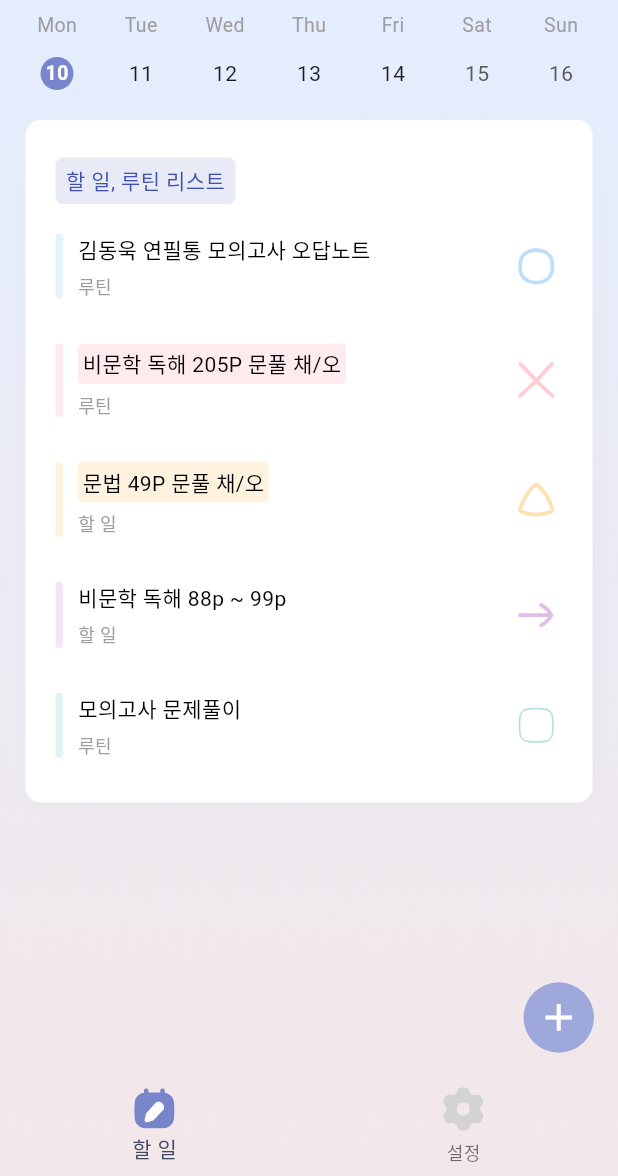
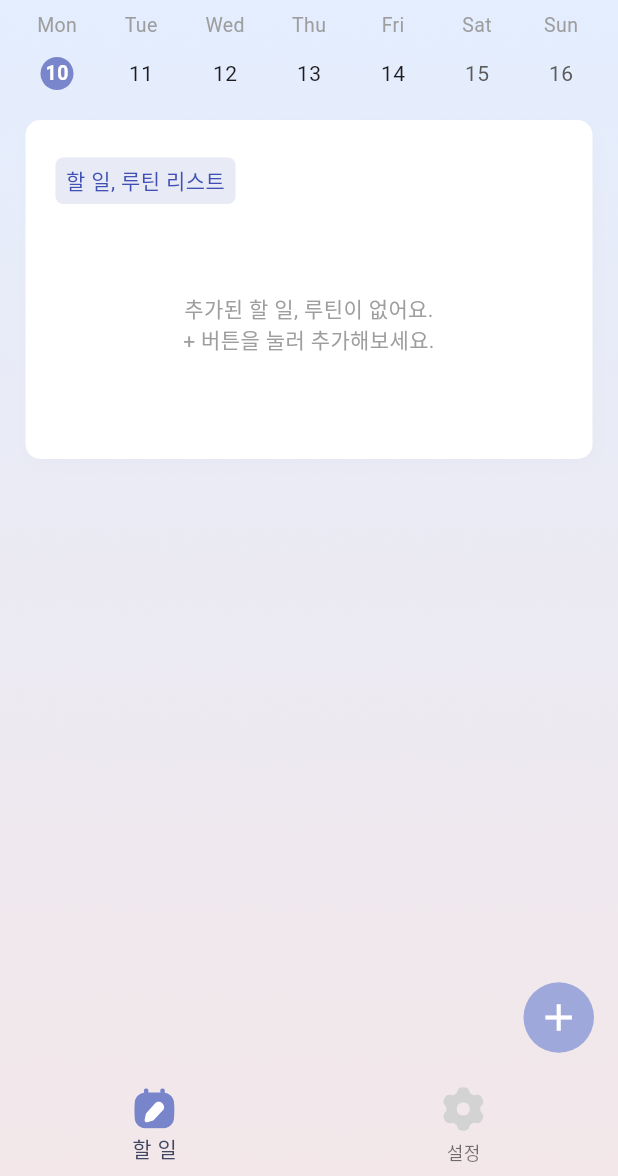
Before and after one commit to kthdd1234/todo-planner-project, a Flutter app: the screen it shows after launch, after a tap on "시작하기", on a phone screen of 412 x 824 dp, the part 60-1236 px from its top. Run offline on Flutter 3.47's test engine with Material 3 defaults, Android fonts, the phone set to English and light mode, and no system bars; drawn by our look-alikes of flutter_speed_dial, table_calendar; our stand-ins replace carousel_slider, easy_localization, flutter_svg, hive, hive_flutter, image_picker and 2 more; missing offline and left inert: multi_value_listenable_builder; accounts and stored records are empty; Roboto replaces fonts that are missing (IM_Hyemin).

Commit message:
- 할 일 / 루틴 항목 DB 연동 - 할 일 / 루틴 수정 연동

```diff
--- a/lib/body/TaskBody.dart
+++ b/lib/body/TaskBody.dart
@@ -1,9 +1,12 @@
 import 'dart:developer';
 
+import 'package:easy_localization/easy_localization.dart';
 import 'package:flutter/material.dart';
+import 'package:hive/hive.dart';
 import 'package:multi_value_listenable_builder/multi_value_listenable_builder.dart';
 import 'package:project/common/CommonAppBar.dart';
 import 'package:project/common/CommonContainer.dart';
+import 'package:project/common/CommonEmpty.dart';
 import 'package:project/common/CommonModalSheet.dart';
 import 'package:project/common/CommonNull.dart';
 import 'package:project/common/CommonSpace.dart';
@@ -11,12 +14,15 @@
 import 'package:project/common/CommonTag.dart';
 import 'package:project/common/CommonText.dart';
 import 'package:project/model/record_box/record_box.dart';
+import 'package:project/model/task_box/task_box.dart';
 import 'package:project/model/user_box/user_box.dart';
 import 'package:project/provider/selectedDateTimeProvider.dart';
 import 'package:project/util/class.dart';
 import 'package:project/util/constants.dart';
 import 'package:project/util/final.dart';
+import 'package:project/util/func.dart';
 import 'package:project/widget/button/ModalButton.dart';
+import 'package:project/widget/modalSheet/TaskSettingModalSheet.dart';
 import 'package:project/widget/modalSheet/TaskTitleModalSheet.dart';
 import 'package:project/widget/popup/MarkPopup.dart';
 import 'package:provider/provider.dart';
@@ -29,7 +35,7 @@
     DateTime selectedDateTime =
         context.watch<SelectedDateTimeProvider>().seletedDateTime;
     RecordBox? record =
-        recordRepository.recordBox.get(recordKey(selectedDateTime));
+        recordRepository.recordBox.get(dateTimeKey(selectedDateTime));
 
     return MultiValueListenableBuilder(
       valueListenables: valueListenables,
@@ -37,7 +43,7 @@
         children: [
           CommonAppBar(),
           MemoContainer(record: record),
-          TaskContainer(record: record),
+          TaskContainer(selectedDateTime: selectedDateTime, record: record),
         ],
       ),
     );
@@ -74,8 +80,13 @@
 }
 
 class TaskContainer extends StatefulWidget {
-  TaskContainer({super.key, required this.record});
+  TaskContainer({
+    super.key,
+    required this.selectedDateTime,
+    required this.record,
+  });
 
+  DateTime selectedDateTime;
   RecordBox? record;
 
   @override
@@ -83,6 +94,9 @@
 }
 
 class _TaskContainerState extends State<TaskContainer> {
+  UserBox user = userRepository.user;
+  Box<TaskBox> taskBox = taskRepository.taskBox;
+
   onTitle() {
     showModalBottomSheet(
       isScrollControlled: true,
@@ -93,7 +107,54 @@
 
   @override
   Widget build(BuildContext context) {
-    //
+    String locale = context.locale.toString();
+    List<TaskBox> taskFilterList = taskBox.values.toList().where((task) {
+      List<DateTime> dateTimeList = task.dateTimeList;
+
+      if (task.taskType == tTodo.type) {
+        return dateTimeList.any((dateTime) =>
+            dateTimeKey(dateTime) == dateTimeKey(widget.selectedDateTime));
+      } else if (task.taskType == tRoutin.type) {
+        return dateTimeList.any((dateTime) {
+          if (task.dateTimeType == taskDateTimeType.everyWeek) {
+            return eFormatter(locale: locale, dateTime: dateTime) ==
+                eFormatter(
+                  locale: locale,
+                  dateTime: widget.selectedDateTime,
+                );
+          } else if (task.dateTimeType == taskDateTimeType.everyMonth) {
+            return dateTime.day == widget.selectedDateTime.day;
+          }
+
+          return false;
+        });
+      }
+
+      return false;
+    }).toList();
+
+    List<TaskItem> taskItemList = taskFilterList
+        .map(
+          (taskBox) => TaskItem(
+            taskBox: taskBox,
+            taskItem: TaskItemClass(
+              id: taskBox.id,
+              name: taskBox.name,
+              mark: itemMark.E,
+              memo: null,
+              isHighlight: taskBox.isHighlighter == true,
+              task: TaskClass(
+                type: taskBox.taskType,
+                name: getTaskClass(taskBox.taskType).name,
+                dateTimeType: taskBox.dateTimeType,
+                dateTimeList: taskBox.dateTimeList,
+                dateTimeLabel: getTaskClass(taskBox.taskType).dateTimeLabel,
+              ),
+              color: getColorClass(taskBox.colorName),
+            ),
+          ),
+        )
+        .toList();
 
     return CommonContainer(
       outerPadding: 7,
@@ -102,51 +163,19 @@
         crossAxisAlignment: CrossAxisAlignment.start,
         children: [
           CommonTag(
-            text: '할 일, 루틴 리스트',
+            text: user.taskTitle,
             textColor: indigo.original,
             bgColor: indigo.s50,
+            innerPadding: const EdgeInsets.only(bottom: 5),
             onTap: onTitle,
           ),
-          CommonSpace(height: 5),
-          TaskItem(
-            id: '1',
-            name: '김동욱 연필통 모의고사 오답노트',
-            markType: itemMark.O,
-            memo: '오답노트 3번씩 반복해서 쓰기!',
-            color: blue,
-            task: tRoutin,
-          ),
-          TaskItem(
-            id: '2',
-            name: '비문학 독해 205P 문풀 채/오',
-            markType: itemMark.X,
-            color: red,
-            isHighlight: true,
-            task: tRoutin,
-          ),
-          TaskItem(
-            id: '3',
-            name: '문법 49P 문풀 채/오',
-            markType: itemMark.M,
-            isHighlight: true,
-            color: orange,
-            task: tTodo,
-          ),
-          TaskItem(
-            id: '4',
-            name: '비문학 독해 88p ~ 99p',
-            markType: itemMark.T,
-            memo: '1H 20M',
-            color: purple,
-            task: tTodo,
-          ),
-          TaskItem(
-            id: '4',
-            name: '모의고사 문제풀이',
-            markType: itemMark.E,
-            color: teal,
-            task: tRoutin,
-          ),
+          taskItemList.isNotEmpty
+              ? Column(children: taskItemList)
+              : CommonEmpty(
+                  height: 150,
+                  line_1: '추가된 할 일, 루틴이 없어요.',
+                  line_2: '+ 버튼을 눌러 추가해보세요.',
+                ),
         ],
       ),
     );
@@ -154,22 +183,10 @@
 }
 
 class TaskItem extends StatefulWidget {
-  TaskItem({
-    super.key,
-    required this.id,
-    required this.name,
-    required this.color,
-    required this.task,
-    this.markType,
-    this.isHighlight,
-    this.memo,
-  });
+  TaskItem({super.key, required this.taskBox, required this.taskItem});
 
-  String id, name;
-  TaskClass task;
-  String? memo, markType;
-  bool? isHighlight;
-  ColorClass color;
+  TaskBox taskBox;
+  TaskItemClass taskItem;
 
   @override
   State<TaskItem> createState() => _TaskItemState();
@@ -208,7 +225,7 @@
       isScrollControlled: true,
       context: context,
       builder: (context) => CommonModalSheet(
-        title: widget.name,
+        title: widget.taskItem.name,
         height: 200,
         child: Row(
           children: [
@@ -217,7 +234,15 @@
               actionText: '수정하기',
               color: textColor,
               onTap: () {
-                //
+                navigatorPop(context);
+                showModalBottomSheet(
+                  isScrollControlled: true,
+                  context: context,
+                  builder: (context) => TaskSettingModalSheet(
+                    initTask: widget.taskItem.task,
+                    taskBox: widget.taskBox,
+                  ),
+                );
               },
             ),
             CommonSpace(width: 5),
@@ -242,7 +267,7 @@
       child: IntrinsicHeight(
         child: Row(
           children: [
-            VerticalBorder(color: widget.color.s50),
+            VerticalBorder(color: widget.taskItem.color.s50),
             Expanded(
               flex: 1,
               child: InkWell(
@@ -251,14 +276,15 @@
                   crossAxisAlignment: CrossAxisAlignment.start,
                   children: [
                     CommonText(
-                      text: widget.name,
+                      text: widget.taskItem.name,
                       textAlign: TextAlign.start,
-                      highlightColor:
-                          widget.isHighlight == true ? widget.color.s50 : null,
+                      highlightColor: widget.taskItem.isHighlight == true
+                          ? widget.taskItem.color.s50
+                          : null,
                     ),
                     CommonSpace(height: 5),
                     CommonText(
-                      text: widget.task.name,
+                      text: widget.taskItem.task.name,
                       color: grey.original,
                       fontSize: 12,
                       overflow: TextOverflow.ellipsis,
@@ -269,9 +295,9 @@
               ),
             ),
             wAction(
-              svgName: 'mark-${widget.markType}',
+              svgName: 'mark-${widget.taskItem.mark}',
               width: 25,
-              actionColor: widget.color.s100,
+              actionColor: widget.taskItem.color.s100,
               onTap: onMark,
             ),
           ],
--- a/lib/common/CommonEmpty.dart
+++ b/lib/common/CommonEmpty.dart
@@ -1,12 +1,31 @@
 import 'package:flutter/material.dart';
+import 'package:project/common/CommonText.dart';
+import 'package:project/util/final.dart';
 
 class CommonEmpty extends StatelessWidget {
-  const CommonEmpty({super.key});
+  CommonEmpty({
+    super.key,
+    required this.height,
+    required this.line_1,
+    required this.line_2,
+  });
+
+  double height;
+  String line_1, line_2;
 
   @override
   Widget build(BuildContext context) {
-    return Column(
-      children: [],
+    return Container(
+      width: double.infinity,
+      height: height,
+      child: Column(
+        mainAxisAlignment: MainAxisAlignment.center,
+        crossAxisAlignment: CrossAxisAlignment.center,
+        children: [
+          CommonText(text: line_1, color: grey.original),
+          CommonText(text: line_2, color: grey.original),
+        ],
+      ),
     );
   }
 }
--- a/lib/common/CommonTag.dart
+++ b/lib/common/CommonTag.dart
@@ -1,4 +1,5 @@
 import 'package:flutter/material.dart';
+import 'package:flutter/widgets.dart';
 import 'package:project/common/CommonText.dart';
 import 'package:project/util/class.dart';
 
@@ -9,6 +10,7 @@
     required this.textColor,
     required this.bgColor,
     required this.onTap,
+    this.innerPadding,
     this.isBold,
     this.fontSize,
   });
@@ -17,11 +19,14 @@
   Color textColor, bgColor;
   bool? isBold;
   double? fontSize;
+  EdgeInsets? innerPadding;
   Function() onTap;
 
   @override
   Widget build(BuildContext context) {
-    return GestureDetector(
+    return Padding(
+      padding: innerPadding ?? const EdgeInsets.all(0),
+      child: GestureDetector(
         onTap: onTap,
         child: Container(
           padding: const EdgeInsets.symmetric(vertical: 5, horizontal: 7),
@@ -36,6 +41,7 @@
             fontSize: fontSize,
           ),
         ),
+      ),
     );
   }
 }
--- a/lib/etc/TodoSettingPage.dart
+++ b/lib/etc/TodoSettingPage.dart
@@ -66,7 +66,7 @@
 //   @override
 //   Widget build(BuildContext context) {
 //     CategoryProvider category = context.watch<CategoryProvider>();
-//     ColorClass color = getColor('빨간색');
+//     ColorClass color = getColorClass('빨간색');
 //     bool isHighlighter = context.watch<HighlighterProvider>().isHighlighter;
 //     bool isNotEmpty = todoController.text != '';
 
--- a/lib/etc/groupItemListPage.dart
+++ b/lib/etc/groupItemListPage.dart
@@ -21,7 +21,7 @@
 //   @override
 //   Widget build(BuildContext context) {
 //     CategoryProvider group = context.watch<CategoryProvider>();
-//     ColorClass color = getColor(group.colorName);
+//     ColorClass color = getColorClass(group.colorName);
 
 //     onAdd() {
 //       Navigator.of(context).push(
--- a/lib/model/record_box/record_box.dart
+++ b/lib/model/record_box/record_box.dart
@@ -8,7 +8,7 @@
   RecordBox({
     required this.createDateTime,
     this.taskOrderList,
-    this.taskInfo,
+    this.taskItemList,
     this.memo,
     this.imageList,
   });
@@ -17,7 +17,8 @@
   DateTime createDateTime;
 
   @HiveField(1)
-  Map<String, dynamic>? taskInfo;
+  List<Map<String, dynamic>>? taskItemList;
+  // [{ id: 'id', mark: 'mark', memo: 'memo' }]
 
   @HiveField(2)
   String? memo;
--- a/lib/model/task_box/task_box.dart
+++ b/lib/model/task_box/task_box.dart
@@ -9,9 +9,9 @@
     required this.name,
     required this.taskType,
     required this.colorName,
-    required this.dateTimeInfo,
+    required this.dateTimeType,
+    required this.dateTimeList,
     this.isHighlighter,
-    this.memo,
   });
 
   @HiveField(0)
@@ -27,11 +27,11 @@
   String colorName;
 
   @HiveField(5)
-  Map<String, dynamic> dateTimeInfo;
+  String dateTimeType;
 
   @HiveField(6)
-  bool? isHighlighter;
+  List<DateTime> dateTimeList;
 
   @HiveField(7)
-  String? memo;
+  bool? isHighlighter;
 }
--- a/lib/model/user_box/user_box.dart
+++ b/lib/model/user_box/user_box.dart
@@ -8,7 +8,7 @@
   UserBox({
     required this.id,
     required this.createDateTime,
-    required this.todoRoutinTitle,
+    required this.taskTitle,
     this.alarmInfo,
     this.passwords,
     this.calendarFormat,
@@ -46,10 +46,10 @@
   Map<String, dynamic>? googleDriveInfo;
 
   @HiveField(9)
-  String todoRoutinTitle;
+  String taskTitle;
 
   @override
   String toString() {
-    return '{id: $id, createDateTime: $createDateTime, alarmInfo: $alarmInfo, passwords: $passwords, calendarFormat: $calendarFormat, calendarMaker: $calendarMaker, language: $language, fontFamily: $fontFamily, googleDriveInfo: $googleDriveInfo, todoRoutinTitle: $todoRoutinTitle}';
+    return '{id: $id, createDateTime: $createDateTime, alarmInfo: $alarmInfo, passwords: $passwords, calendarFormat: $calendarFormat, calendarMaker: $calendarMaker, language: $language, fontFamily: $fontFamily, googleDriveInfo: $googleDriveInfo, taskTitle: $taskTitle}';
   }
 }
--- a/lib/page/introPage.dart
+++ b/lib/page/introPage.dart
@@ -24,7 +24,7 @@
     String userId = UniqueKey().hashCode.toString();
     String fontFamily = 'IM_Hyemin';
     String calendarFormat = CalendarFormat.week.toString();
-    String todoRoutinTitle = '할 일, 루틴 리스트';
+    String taskTitle = '할 일, 루틴 리스트';
 
     UserRepository().updateUser(
       UserBox(
@@ -33,7 +33,7 @@
         calendarFormat: calendarFormat,
         language: locale,
         fontFamily: fontFamily,
-        todoRoutinTitle: todoRoutinTitle,
+        taskTitle: taskTitle,
       ),
     );
 
--- a/lib/util/class.dart
+++ b/lib/util/class.dart
@@ -77,21 +77,21 @@
   bool? isHighlighter;
 }
 
-class RepeatInfoClass {
-  RepeatInfoClass({required this.type, required this.selectedDateTimeList});
+class TaskDateTimeInfoClass {
+  TaskDateTimeInfoClass({required this.type, required this.dateTimeList});
 
   String type;
-  List<DateTime> selectedDateTimeList;
+  List<DateTime> dateTimeList;
 }
 
-class RepeatTypeClass {
-  RepeatTypeClass({
+class TaskDateTimeTypeClass {
+  TaskDateTimeTypeClass({
+    required this.selection,
     required this.everyWeek,
     required this.everyMonth,
-    required this.everyYear,
   });
 
-  String everyWeek, everyMonth, everyYear;
+  String selection, everyWeek, everyMonth;
 }
 
 class WeekDayClass {
@@ -130,10 +130,13 @@
   TaskClass({
     required this.type,
     required this.name,
-    required this.dateTimeLable,
+    required this.dateTimeType,
+    required this.dateTimeList,
+    required this.dateTimeLabel,
   });
 
-  String type, name, dateTimeLable;
+  String type, name, dateTimeLabel, dateTimeType;
+  List<DateTime> dateTimeList;
 }
 
 class DateTimeTypeClass {
@@ -163,3 +166,21 @@
     };
   }
 }
+
+class TaskItemClass {
+  TaskItemClass({
+    required this.id,
+    required this.name,
+    required this.mark,
+    required this.memo,
+    required this.isHighlight,
+    required this.task,
+    required this.color,
+  });
+
+  String id, name;
+  String? mark, memo;
+  bool? isHighlight;
+  TaskClass task;
+  ColorClass color;
+}
--- a/lib/util/final.dart
+++ b/lib/util/final.dart
@@ -214,15 +214,27 @@
   blueGrey
 ];
 
-final repeatType = RepeatTypeClass(
+final taskDateTimeType = TaskDateTimeTypeClass(
+  selection: 'selection',
   everyWeek: 'everyWeek',
   everyMonth: 'everyMonth',
-  everyYear: 'everyYear',
 );
 
-final tTodo = TaskClass(type: 'todo', name: '할 일', dateTimeLable: '날짜');
+final tTodo = TaskClass(
+  type: 'todo',
+  name: '할 일',
+  dateTimeType: taskDateTimeType.selection,
+  dateTimeLabel: '날짜',
+  dateTimeList: [DateTime.now()],
+);
 
-final tRoutin = TaskClass(type: 'routin', name: '루틴', dateTimeLable: '반복');
+final tRoutin = TaskClass(
+  type: 'routin',
+  name: '루틴',
+  dateTimeType: taskDateTimeType.everyWeek,
+  dateTimeLabel: '반복',
+  dateTimeList: [DateTime.now()],
+);
 
 final markList = [
   {'svg': itemMark.O, 'name': itemMark.markName(itemMark.O)},
@@ -265,14 +277,3 @@
   recordRepository.recordBox.listenable(),
   taskRepository.taskBox.listenable(),
 ];
-
-int recordKey(DateTime? dateTime) {
-  if (dateTime == null) {
-    return 0;
-  }
-
-  DateFormat formatter = DateFormat('yyyyMMdd');
-  String strDateTime = formatter.format(dateTime);
-
-  return int.parse(strDateTime);
-}
--- a/lib/widget/modalSheet/TaskTitleModalSheet.dart
+++ b/lib/widget/modalSheet/TaskTitleModalSheet.dart
@@ -67,9 +67,9 @@
                 title: '색상',
                 onTap: onColor,
                 child: CommonTag(
-                  text: getColor(selectedColorName).colorName,
-                  textColor: getColor(selectedColorName).original,
-                  bgColor: getColor(selectedColorName).s50,
+                  text: getColorClass(selectedColorName).colorName,
+                  textColor: getColorClass(selectedColorName).original,
+                  bgColor: getColorClass(selectedColorName).s50,
                   onTap: onColor,
                 ),
               ),
--- a/lib/widget/popup/MarkPopup.dart
+++ b/lib/widget/popup/MarkPopup.dart
@@ -128,7 +128,7 @@
           Container(
             padding: const EdgeInsets.symmetric(vertical: 10, horizontal: 75),
             decoration: BoxDecoration(
-              color: isSelected ? getColor(colorName).s50 : null,
+              color: isSelected ? getColorClass(colorName).s50 : null,
               borderRadius: BorderRadius.circular(7),
             ),
             child: Row(
```
Also changed, not shown: lib/util/func.dart (+20 -1 lines), lib/widget/button/SpeedDialButton.dart (+13 -8 lines), lib/widget/modalSheet/RepeatModalSheet.dart (+15 -15 lines), lib/widget/modalSheet/TaskSettingModalSheet.dart (+77 -49 lines), lib/model/record_box/record_box.g.dart, lib/model/task_box/task_box.g.dart, lib/model/user_box/user_box.g.dart. Lines whose indentation alone changed are shown as unchanged.
